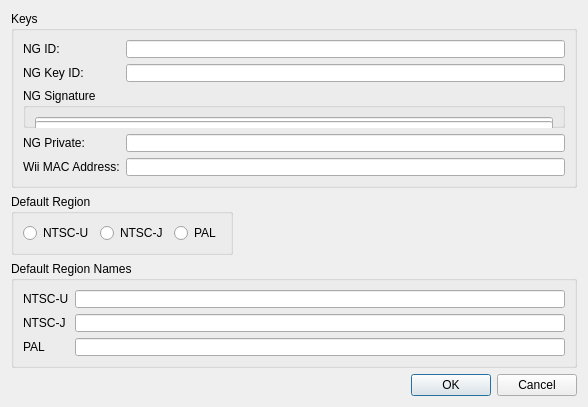
The window that save editor/SS_SaveEditor/forms/preferencesdialog.ui (Antidote/skyward-sword-save-editor) describes before a commit, drawn with Qt 5.
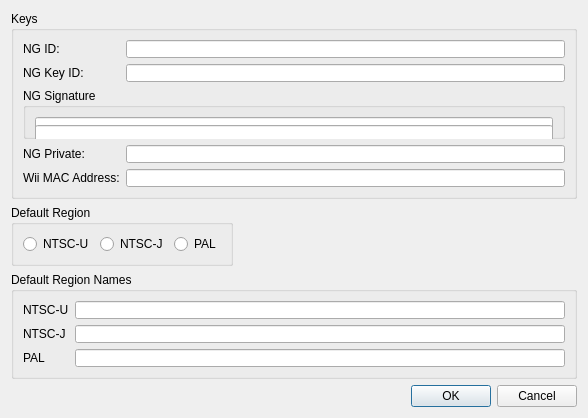
The same window after the commit.

The edit to the form file:
```diff
--- a/save editor/SS_SaveEditor/forms/preferencesdialog.ui
+++ b/save editor/SS_SaveEditor/forms/preferencesdialog.ui
@@ -7,13 +7,19 @@
     <x>0</x>
     <y>0</y>
     <width>588</width>
-    <height>407</height>
+    <height>418</height>
    </rect>
   </property>
   <property name="minimumSize">
    <size>
     <width>588</width>
-    <height>216</height>
+    <height>418</height>
+   </size>
+  </property>
+  <property name="maximumSize">
+   <size>
+    <width>588</width>
+    <height>418</height>
    </size>
   </property>
   <property name="windowTitle">
@@ -289,7 +295,7 @@
      </property>
     </spacer>
    </item>
-   <item row="3" column="0" colspan="2">
+   <item row="4" column="0" colspan="2">
     <widget class="QDialogButtonBox" name="buttonBox">
      <property name="orientation">
       <enum>Qt::Horizontal</enum>
@@ -302,6 +308,32 @@
      </property>
     </widget>
    </item>
+   <item row="1" column="1">
+    <spacer name="horizontalSpacer">
+     <property name="orientation">
+      <enum>Qt::Horizontal</enum>
+     </property>
+     <property name="sizeHint" stdset="0">
+      <size>
+       <width>337</width>
+       <height>20</height>
+      </size>
+     </property>
+    </spacer>
+   </item>
+   <item row="3" column="0">
+    <spacer name="verticalSpacer">
+     <property name="orientation">
+      <enum>Qt::Vertical</enum>
+     </property>
+     <property name="sizeHint" stdset="0">
+      <size>
+       <width>20</width>
+       <height>40</height>
+      </size>
+     </property>
+    </spacer>
+   </item>
   </layout>
  </widget>
  <tabstops>
```
Left out of the diff: 129 changed lines with no effect on the pictures.
